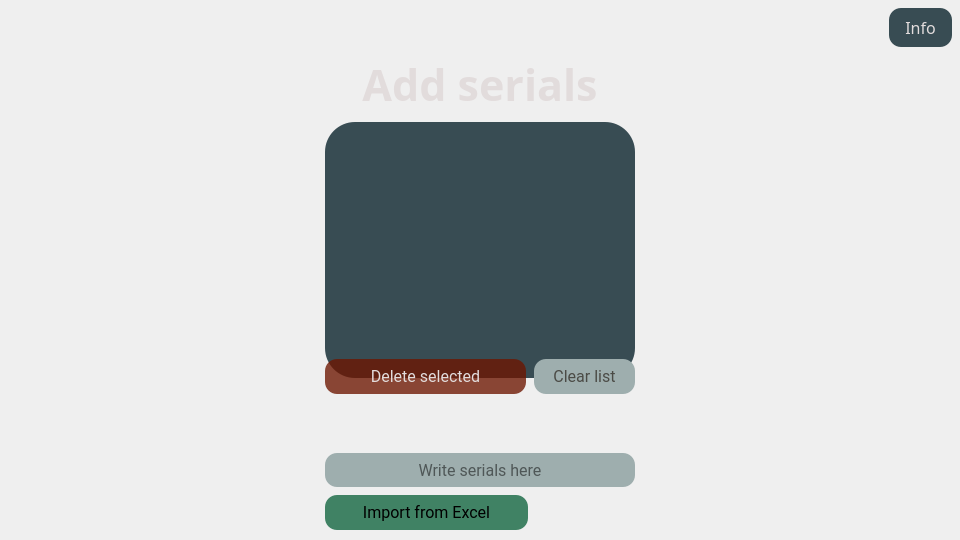
ionutsilviu3/CIIT, file ciit/resources/ui/add_serials_window.ui: the form before one commit.
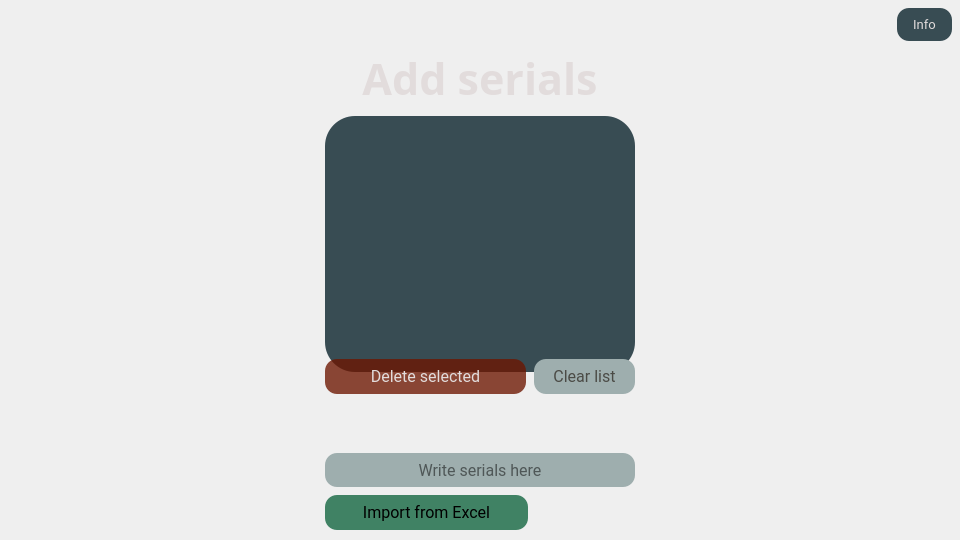
The form after the commit.

The edit to the form file:
```diff
--- a/ciit/resources/ui/add_serials_window.ui
+++ b/ciit/resources/ui/add_serials_window.ui
@@ -512,6 +512,12 @@
      </property>
      <item alignment="Qt::AlignmentFlag::AlignRight|Qt::AlignmentFlag::AlignTop">
       <widget class="QPushButton" name="pb_info">
+       <property name="font">
+        <font>
+         <family>Roboto</family>
+         <pointsize>10</pointsize>
+        </font>
+       </property>
        <property name="styleSheet">
         <string notr="true">QPushButton {
 	border-radius: 12px;
```
